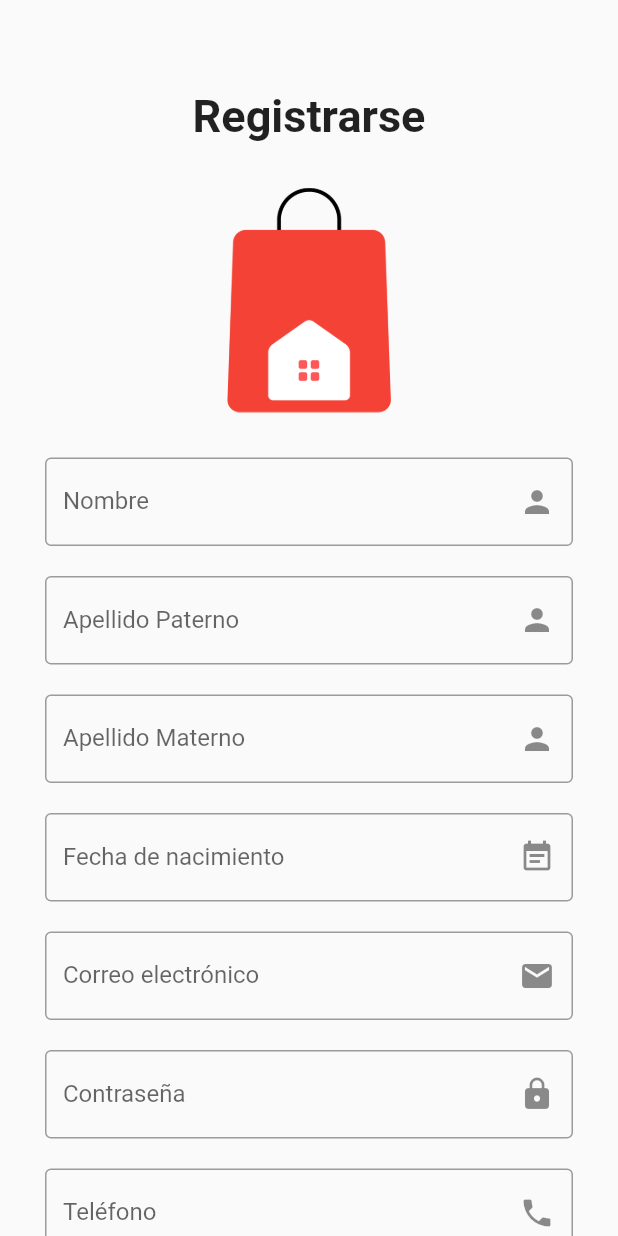
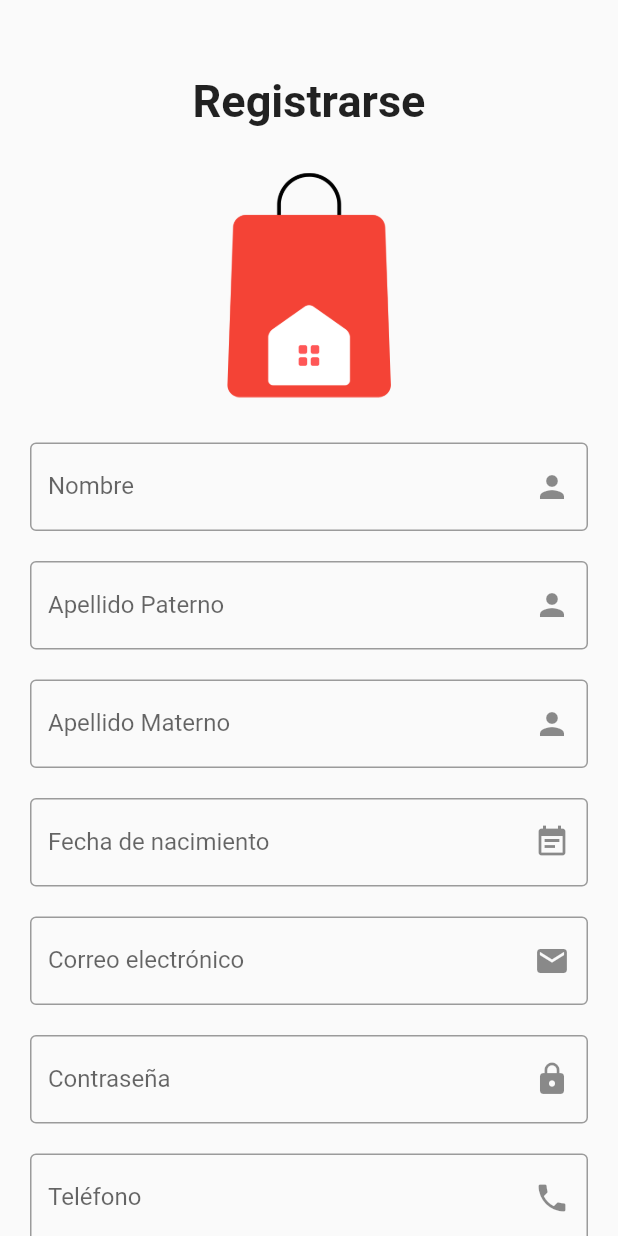
Before and after one commit to JosueDuran08z/homeshop, a Flutter app: the RegistrarseWidget screen opened directly, on a phone screen of 412 x 824 dp. Run offline on Flutter 3.47's test engine with Material 2 defaults, Android fonts, the phone set to English and light mode, and no system bars; drawn by our look-alikes of date_field; our stand-ins replace flutter_image_slideshow, image_picker, table_calendar; missing offline and left inert: flutter_launch.

Commit message:
Se modifico el padding

```diff
--- a/lib/widgets/login/registrarseWidget.dart
+++ b/lib/widgets/login/registrarseWidget.dart
@@ -46,7 +46,7 @@ class _RegistrarseWidgetState extends State<RegistrarseWidget> {
     return Scaffold(
       body: SingleChildScrollView(
         child: Padding(
-          padding: const EdgeInsets.all(30),
+          padding: const EdgeInsets.all(20),
           child: Column(
             children: [
               const SizedBox(height: 30),
```
